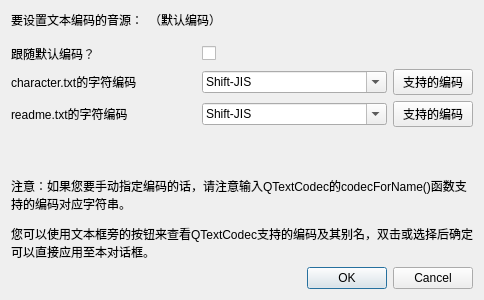
shine5402/VoicebankManager, file VoiceBankUtils/textcodecsettingdialog.ui: the form before one commit.
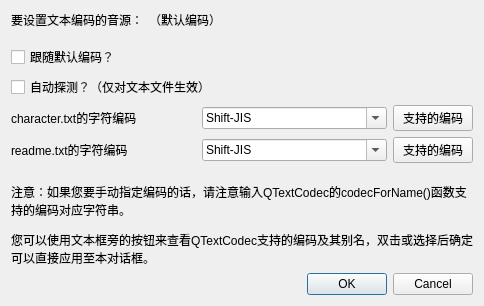
The form after the commit.

Commit message: 编码自动探测编写中

What changed in the file:
```diff
--- a/VoiceBankUtils/textcodecsettingdialog.ui
+++ b/VoiceBankUtils/textcodecsettingdialog.ui
@@ -7,7 +7,7 @@
     <x>0</x>
     <y>0</y>
     <width>484</width>
-    <height>300</height>
+    <height>306</height>
    </rect>
   </property>
   <property name="windowTitle">
@@ -19,55 +19,48 @@
      <property name="topMargin">
       <number>10</number>
      </property>
-     <item row="3" column="0">
+     <item row="4" column="1">
+      <widget class="QComboBox" name="readmeTxtComboBox">
+       <property name="editable">
+        <bool>true</bool>
+       </property>
+       <item>
+        <property name="text">
+         <string>Shift-JIS</string>
+        </property>
+       </item>
+       <item>
+        <property name="text">
+         <string>GB18030</string>
+        </property>
+       </item>
+       <item>
+        <property name="text">
+         <string>Big5</string>
+        </property>
+       </item>
+       <item>
+        <property name="text">
+         <string>UTF-8</string>
+        </property>
+       </item>
+      </widget>
+     </item>
+     <item row="4" column="0">
       <widget class="QLabel" name="readmeTxtLabel">
        <property name="text">
         <string>readme.txt的字符编码</string>
        </property>
       </widget>
      </item>
-     <item row="3" column="1">
-      <widget class="QComboBox" name="readmeTxtComboBox">
-       <property name="editable">
-        <bool>true</bool>
-       </property>
-       <item>
-        <property name="text">
-         <string>Shift-JIS</string>
-        </property>
-       </item>
-       <item>
-        <property name="text">
-         <string>GB18030</string>
-        </property>
-       </item>
-       <item>
-        <property name="text">
-         <string>Big5</string>
-        </property>
-       </item>
-       <item>
-        <property name="text">
-         <string>UTF-8</string>
-        </property>
-       </item>
-      </widget>
-     </item>
-     <item row="0" column="0">
-      <widget class="QLabel" name="followDefaultTextCodecLabel">
-       <property name="text">
-        <string>跟随默认编码？</string>
-       </property>
-      </widget>
-     </item>
-     <item row="1" column="0">
+     <item row="2" column="0">
       <widget class="QLabel" name="characterTxtLabel">
        <property name="text">
         <string>character.txt的字符编码</string>
        </property>
       </widget>
      </item>
-     <item row="1" column="1">
+     <item row="2" column="1">
       <widget class="QComboBox" name="characterTxtComboBox">
        <property name="editable">
         <bool>true</bool>
@@ -94,23 +87,34 @@
        </item>
       </widget>
      </item>
-     <item row="0" column="1" colspan="2">
-      <widget class="QCheckBox" name="followDefaultTextCodecCheckBox"/>
-     </item>
-     <item row="3" column="2">
+     <item row="4" column="2">
       <widget class="QPushButton" name="availableCodecButton_Readme">
        <property name="text">
         <string>支持的编码</string>
        </property>
       </widget>
      </item>
-     <item row="1" column="2">
+     <item row="2" column="2">
       <widget class="QPushButton" name="availableCodecButton_Character">
        <property name="text">
         <string>支持的编码</string>
        </property>
       </widget>
      </item>
+     <item row="0" column="0" colspan="3">
+      <widget class="QCheckBox" name="followDefaultTextCodecCheckBox">
+       <property name="text">
+        <string>跟随默认编码？</string>
+       </property>
+      </widget>
+     </item>
+     <item row="1" column="0" colspan="3">
+      <widget class="QCheckBox" name="autoDetectCheckBox">
+       <property name="text">
+        <string>自动探测？（仅对文本文件生效）</string>
+       </property>
+      </widget>
+     </item>
     </layout>
    </item>
    <item row="0" column="0">
```
The commit also changes 7 other files.
